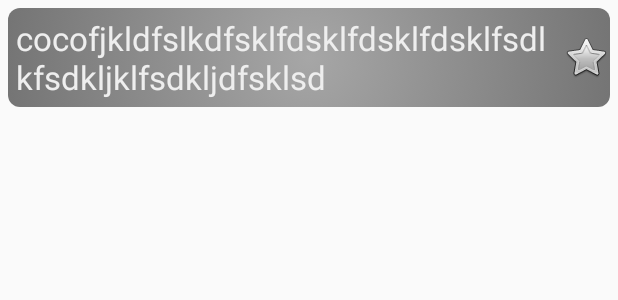
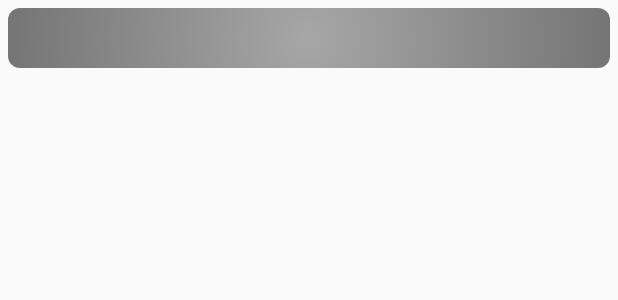
Before and after one commit to sebastienGotfroi/AndroidRssReader, an Android app: the layout article_cell.xml on its own in the app's theme, with its tools: preview values and no code run, on a phone screen of 412 x 824 dp. Shown: the top 300 px of the screen. Run offline under Robolectric (Android 15) with nearby library versions, the phone set to English and light mode, and no system bars.

Commit message:
clean the xml article cell layout

```diff
--- a/app/src/main/res/layout/article_cell.xml
+++ b/app/src/main/res/layout/article_cell.xml
@@ -12,7 +12,6 @@
         android:id="@+id/iconFavorite"
         android:layout_width="wrap_content"
         android:layout_height="wrap_content"
-        android:src="@android:drawable/btn_star_big_off"
         android:layout_centerVertical="true"
         android:layout_alignParentRight="true"
         android:background="@android:color/transparent"
@@ -25,7 +24,6 @@
         android:layout_gravity="center_horizontal"
         android:layout_toLeftOf="@id/iconFavorite"
         android:padding="5dp"
-        android:text="cocofjkldfslkdfsklfdsklfdsklfdsklfsdlkfsdkljklfsdkljdfsklsd"
         android:textAppearance="?android:textAppearanceLarge"
         android:textColor="#eeeeee"
         />
```
